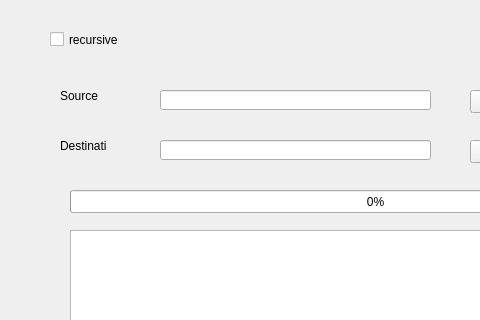
Old version of the form ui/clonewindow.ui in the repository hidog/HiGit; both pictures show x 0 to 480 and y 0 to 320 of the 734 by 618 pixel window.
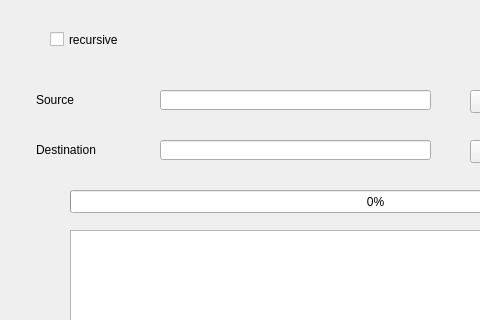
New version of the form.

```diff
--- a/ui/clonewindow.ui
+++ b/ui/clonewindow.ui
@@ -17,10 +17,10 @@
    <widget class="QLabel" name="label">
     <property name="geometry">
      <rect>
-      <x>60</x>
+      <x>36</x>
       <y>90</y>
-      <width>47</width>
-      <height>12</height>
+      <width>71</width>
+      <height>20</height>
      </rect>
     </property>
     <property name="text">
@@ -30,10 +30,10 @@
    <widget class="QLabel" name="label_2">
     <property name="geometry">
      <rect>
-      <x>60</x>
+      <x>36</x>
       <y>140</y>
-      <width>47</width>
-      <height>12</height>
+      <width>71</width>
+      <height>20</height>
      </rect>
     </property>
     <property name="text">
```
